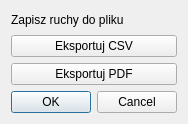
Old version of the form Rubik-s-Challenge/contextmenuhandler.ui in the repository Orzyj/Rubik-s-Challenge.
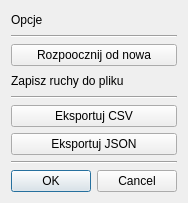
New version of the form.

```diff
--- a/Rubik-s-Challenge/contextmenuhandler.ui
+++ b/Rubik-s-Challenge/contextmenuhandler.ui
@@ -7,13 +7,34 @@
     <x>0</x>
     <y>0</y>
     <width>184</width>
-    <height>124</height>
+    <height>203</height>
    </rect>
   </property>
   <property name="windowTitle">
    <string>Dialog</string>
   </property>
   <layout class="QVBoxLayout" name="verticalLayout">
+   <item>
+    <widget class="QLabel" name="label_2">
+     <property name="text">
+      <string>Opcje</string>
+     </property>
+    </widget>
+   </item>
+   <item>
+    <widget class="Line" name="line">
+     <property name="orientation">
+      <enum>Qt::Orientation::Horizontal</enum>
+     </property>
+    </widget>
+   </item>
+   <item>
+    <widget class="QPushButton" name="btnStartAgain">
+     <property name="text">
+      <string>Rozpoocznij od nowa</string>
+     </property>
+    </widget>
+   </item>
    <item>
     <widget class="QLabel" name="label">
      <property name="text">
@@ -22,7 +43,14 @@
     </widget>
    </item>
    <item>
-    <widget class="QPushButton" name="pushButton">
+    <widget class="Line" name="line_3">
+     <property name="orientation">
+      <enum>Qt::Orientation::Horizontal</enum>
+     </property>
+    </widget>
+   </item>
+   <item>
+    <widget class="QPushButton" name="btnExportCSV">
      <property name="text">
       <string>Eksportuj CSV</string>
      </property>
@@ -31,7 +59,14 @@
    <item>
     <widget class="QPushButton" name="pushButton_2">
      <property name="text">
-      <string>Eksportuj PDF</string>
+      <string>Eksportuj JSON</string>
+     </property>
+    </widget>
+   </item>
+   <item>
+    <widget class="Line" name="line_2">
+     <property name="orientation">
+      <enum>Qt::Orientation::Horizontal</enum>
      </property>
     </widget>
    </item>
```
Left out of the diff: 2 changed lines with no effect on the pictures.
